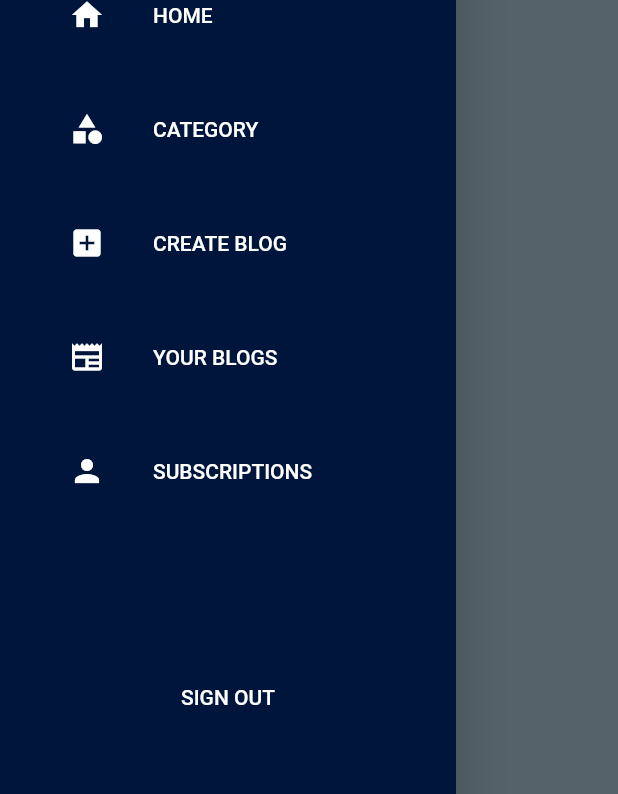
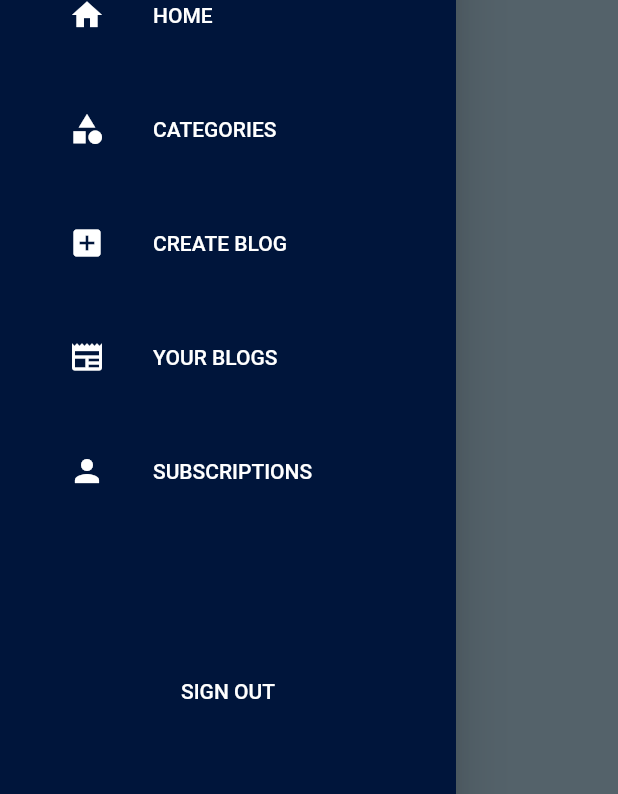
Before and after one commit to UI-Team11/blog_platform_app, a Flutter app: the screen it shows after launch, with the side drawer open, on a phone screen of 412 x 824 dp. Shown: the part 366-1160 px from the top of the screen. Run offline on Flutter 3.47's test engine with Material 2 defaults, Android fonts, the light colour scheme and no system bars; our stand-ins replace auto_size_text, bloc, cloud_firestore, equatable, firebase_auth, firebase_core and 7 more; missing offline and left inert: in_app_purchases_paywall_ui, json_path, latlng, profile; accounts and stored records are empty.

Commit message:
updated-website
Added new changes to the website

```diff
--- a/lib/bloc/auth_state.dart
+++ b/lib/bloc/auth_state.dart
@@ -1,8 +1,9 @@
 part of 'auth_cubit.dart';
 
 abstract class AuthState extends Equatable {
-  const AuthState();
+  final UserModel? user;
 
+  const AuthState({this.user});
   @override
   List<Object> get props => [];
 
@@ -12,16 +13,12 @@ class AuthInitialState extends AuthState {
   const AuthInitialState();
 }
 
-class AuthAdminState extends AuthState {
-  const AuthAdminState();
-}
-
 class AuthLoadingState extends AuthState {
   const AuthLoadingState();
 }
 
 class AuthSignedInState extends AuthState {
-  const AuthSignedInState();
+  const AuthSignedInState({required UserModel user}): super(user: user);
 }
 
 class AuthErrorState extends AuthState {
--- a/lib/controllers/main_menu_view.dart
+++ b/lib/controllers/main_menu_view.dart
@@ -101,6 +101,7 @@ class _MainMenuViewState extends State<MainMenuView> {
         child: Column(
           crossAxisAlignment: CrossAxisAlignment.center,
           children: [
+            //TODO: Update this button to go to the profile of the user when the user is signed in
             Container(
               height: MediaQuery.of(context).size.height / 4,
               color: const Color(secondaryColorDark),
@@ -146,7 +147,7 @@ class _MainMenuViewState extends State<MainMenuView> {
             ),
             const SizedBox(height: 20),
             DrawerItem(
-              text: "CATEGORY",
+              text: "CATEGORIES",
               icon: Icons.category,
               onTapFunc: () {
                 setState(() {
@@ -188,8 +189,9 @@ class _MainMenuViewState extends State<MainMenuView> {
                 Navigator.of(context).pop();
               },
             ),
-            Expanded(
-              flex: 1,
+            Expanded(flex: 1, child: SizedBox()),
+            Padding(
+              padding: const EdgeInsets.symmetric(horizontal: 30),
               child: ListTile(
                 title: const Center(
                   child: Text("SIGN OUT",
@@ -201,6 +203,7 @@ class _MainMenuViewState extends State<MainMenuView> {
                 hoverColor: const Color(0x11FFFFFF),
               ),
             ),
+            Expanded(flex: 1, child: SizedBox()),
           ],
         ),
       ),
@@ -214,7 +217,8 @@ class _MainMenuViewState extends State<MainMenuView> {
             CategoryScreen(),
             CreateBlogScreen(),
             PublishedBlogScreen(),
-            SubscriptionsScreen(),
+            // SubscriptionsScreen(), // TODO: FIX THIS
+            Container(),
           ],
         ),
       ),
--- a/lib/main.dart
+++ b/lib/main.dart
@@ -30,7 +30,7 @@ class MyApp extends StatelessWidget {
             if (user == null) {
               authCubit.signOutListener();
             } else if (user.displayName != null) {
-              authCubit.signInListener();
+              authCubit.signInListener(authUser: user);
             }
           });
           return authCubit;
--- a/lib/models/blog_model.dart
+++ b/lib/models/blog_model.dart
@@ -1,14 +1,19 @@
+import 'package:blog_platform_app/services/time_service.dart';
+
 enum BlogStatus { active, inactive, draft }
 
 class BlogModel {
   String? blogID;
-  String creatorID, title, content, imageUrl;
+  String creatorID, title, content, imageUrl, publishedDate, modifiedDate;
   int likes, views, publishedDateUnix, modifiedDateUnix;
   BlogStatus status;
   Set<String> tags;
 
+  //TODO: Make the creation of publishedDate better
   BlogModel({
     this.blogID,
+    this.modifiedDate = "",
+    this.publishedDate = "",
     required this.creatorID,
     required this.title,
     required this.content,
@@ -19,16 +24,19 @@ class BlogModel {
     required this.modifiedDateUnix,
     required this.status,
     required this.tags,
-  });
+  }) {
+    TimeHelper timeHelper = TimeHelper();
+    publishedDate = timeHelper.dateFromTimestamp(publishedDateUnix);
+    modifiedDate = timeHelper.dateFromTimestamp(modifiedDateUnix);
+  }
 
   @override
   String toString() {
-
     return "BlogModel:\n"
         "   Blog ID: $blogID,\n"
         "   Creator ID: $creatorID,\n"
         "   Title: $title,\n"
-        "   Status: $status\n"
+        "   Status: ${status.name}\n"
         "   Tags: $tags\n";
   }
 }
--- a/lib/models/user_model.dart
+++ b/lib/models/user_model.dart
@@ -1,12 +1,15 @@
 enum AccountType { premium, free }
 
 class UserModel {
-  String username, name;
+  String username, email, id;
+  bool isAdmin;
   AccountType accountType;
 
   UserModel({
+    required this.id,
     required this.username,
-    required this.name,
+    required this.email,
+    required this.isAdmin,
     required this.accountType,
   });
 
@@ -15,7 +18,7 @@ class UserModel {
 
     return "UserModel:\n"
         "   User ID: $username,\n"
-        "   Name: $name,\n"
+        "   Email: $email,\n"
         "   Account Type: $accountType\n";
   }
 
--- a/lib/screens/home_screen.dart
+++ b/lib/screens/home_screen.dart
@@ -6,46 +6,96 @@ import 'package:firebase_auth/firebase_auth.dart';
 import 'package:flutter/material.dart';
 import 'package:blog_platform_app/widgets/blog_thumbnail.dart';
 import 'package:flutter_bloc/flutter_bloc.dart';
-import 'package:blog_platform_app/widgets/bottom_loader_indicator.dart';
+import 'package:blog_platform_app/widgets/blogs_grid_view.dart';
 
 class HomeScreen extends StatefulWidget {
-  const HomeScreen({Key? key}) : super(key: key);
+  HomeScreen({Key? key}) : super(key: key);
 
   @override
   State<HomeScreen> createState() => _HomeScreenState();
 }
 
 class _HomeScreenState extends State<HomeScreen> {
+  String filterValue = "";
 
   @override
   Widget build(BuildContext context) {
-    return BlocBuilder<BlogsCubit, BlogsState>(builder: (context, currState) {
-      List<String> keys = currState.blogs.keys.toList();
+    BlogModel? blog;
+    return BlocBuilder<BlogsCubit, BlogsState>(
+      builder: (context, currState) {
+        List<BlogModel> filteredBlogs = [];
+        Set<String> tags = {};
+        List<String> tagList = [];
 
         if (currState is BlogsErrorState) {
           return Center(child: Text("Error: ${currState.message}"));
         }
+
         if (currState is BlogsLoadingState) {
           return LoaderIndicator();
         }
-      return SizedBox(
-        child: Padding(
-          padding: const EdgeInsets.all(20),
-          child: GridView.builder(
-            controller: ScrollController(),
-            itemCount: currState.blogs.length,
-            gridDelegate: const SliverGridDelegateWithMaxCrossAxisExtent(
-              crossAxisSpacing: 20,
-              mainAxisSpacing: 20,
-              maxCrossAxisExtent: maxThumbnailSize,
+
+
+        for (BlogModel blog in currState.blogs.values) {
+          for (String tag in blog.tags) {
+            tags.add(tag);
+          }
+        }
+
+        tagList = tags.toList();
+
+        for (BlogModel blog in currState.blogs.values) {
+          if (filterValue == "" || blog.tags.contains(filterValue)) {
+            filteredBlogs.add(blog);
+          }
+        }
+
+        return Column(
+          children: [
+            Padding(
+              padding: const EdgeInsets.symmetric(horizontal: 20),
+              child: SizedBox(
+                height: kToolbarHeight * 0.8,
+                child: ListView.separated(
+                  separatorBuilder: (context, index) => const SizedBox(width: 5),
+                  scrollDirection: Axis.horizontal,
+                  itemCount: tagList.length,
+                  itemBuilder: (BuildContext context, int index) {
+
+
+                    return Padding(
+                      padding: const EdgeInsets.symmetric(vertical: 5),
+                      child: Container(
+                        // height: kToolbarHeight,
+                        //  width: kToolbarHeight,
+                        child: ElevatedButton(
+                          onPressed: () {
+                            setState(() {
+                              filterValue = (index == 0)? "" : tagList[index];
+                            });
+                          },
+                          child: Center(
+                            child: Text((index == 0)? "All" : tagList[index]),
                           ),
-            itemBuilder: (BuildContext context, int index) {
-              String id = keys[index];
-              return BlogThumbnail(blog: currState.blogs[id]!);
+                          style: ElevatedButton.styleFrom(
+                            backgroundColor: Color(secondaryColor),
+                            //primary: blueNavy[300],
+                            //fixedSize: const Size(200, 200),
+                            shape: RoundedRectangleBorder(
+                              borderRadius: BorderRadius.all(Radius.circular(50)),
+                            ),
+                          ),
+                        ),
+                      ),
+                    );
                   },
                 ),
               ),
+            ),
+            Flexible(child: BlogsGirdView(blogs: filteredBlogs)),
+          ],
         );
-    });
+      },
+    );
   }
 }
--- a/lib/screens/subscriptions_screen.dart
+++ b/lib/screens/subscriptions_screen.dart
@@ -21,12 +21,6 @@ class _SubscriptionsScreenState extends State<SubscriptionsScreen> {
           headerContainer: Container(
               margin: EdgeInsets.all(16),
               height: 100,
-              decoration: BoxDecoration(
-                  borderRadius: BorderRadius.all(Radius.circular(8.0)),
-                  image: DecorationImage(
-                      fit: BoxFit.cover,
-                      alignment: FractionalOffset.center,
-                      image: AssetImage('assets/images/premium_bg.png'))),
               child: Container()),
           // Title Bar
           title: "Go Premium",
--- a/lib/services/time_service.dart
+++ b/lib/services/time_service.dart
@@ -15,7 +15,7 @@ class TimeHelper {
 
   // Returns time elapsed since the given time
   String relativeTime(int timestamp) {
-    DateTime formatDate = DateTime.fromMillisecondsSinceEpoch(timestamp * 1000);
+    DateTime formatDate = DateTime.fromMillisecondsSinceEpoch(timestamp );
     DateTime now = DateTime.now();
     Duration difference = now.difference(formatDate);
     return timeago.format(now.subtract(difference));
@@ -23,7 +23,7 @@ class TimeHelper {
 
   // Returns exact date and time
   String dateFromTimestamp(int timestamp) {
-    DateTime formatDate = DateTime.fromMillisecondsSinceEpoch(timestamp * 1000);
+    DateTime formatDate = DateTime.fromMillisecondsSinceEpoch(timestamp );
     return DateFormat.yMd().add_jm().format(formatDate);
   }
 }
--- /dev/null
+++ b/lib/widgets/blogs_grid_view.dart
@@ -0,0 +1,35 @@
+import 'package:blog_platform_app/widgets/blog_thumbnail.dart';
+import 'package:flutter/material.dart';
+import 'package:blog_platform_app/models/blog_model.dart';
+
+class BlogsGirdView extends StatefulWidget {
+
+  final List<BlogModel> blogs;
+
+  const BlogsGirdView({Key? key, required this.blogs}) : super(key: key);
+
+  @override
+  State<BlogsGirdView> createState() => _BlogsGirdViewState();
+}
+
+class _BlogsGirdViewState extends State<BlogsGirdView> {
+
+  @override
+  Widget build(BuildContext context) {
+    late final List<BlogModel> blogs = widget.blogs;
+
+    return GridView.builder(
+      padding: const EdgeInsets.symmetric(horizontal: 20, vertical: 10),
+      controller: ScrollController(),
+      itemCount: blogs.length,
+      gridDelegate: const SliverGridDelegateWithMaxCrossAxisExtent(
+        crossAxisSpacing: 20,
+        mainAxisSpacing: 20,
+        maxCrossAxisExtent: maxThumbnailSize,
+      ),
+      itemBuilder: (BuildContext context, int index) {
+        return BlogThumbnail(blog: blogs[index]!);
+      },
+    );
+  }
+}
```
Also changed, not shown: lib/bloc/auth_cubit.dart (+85 -5 lines), lib/bloc/blogs_cubit.dart (+19 -9 lines), lib/screens/blog_view_screen.dart (added, +115 -0 lines), lib/screens/categories_screen.dart (+68 -12 lines), lib/screens/create_blog_screen.dart (+58 -32 lines), lib/widgets/blog_thumbnail.dart (+12 -4 lines). Lines whose indentation alone changed are shown as unchanged.
